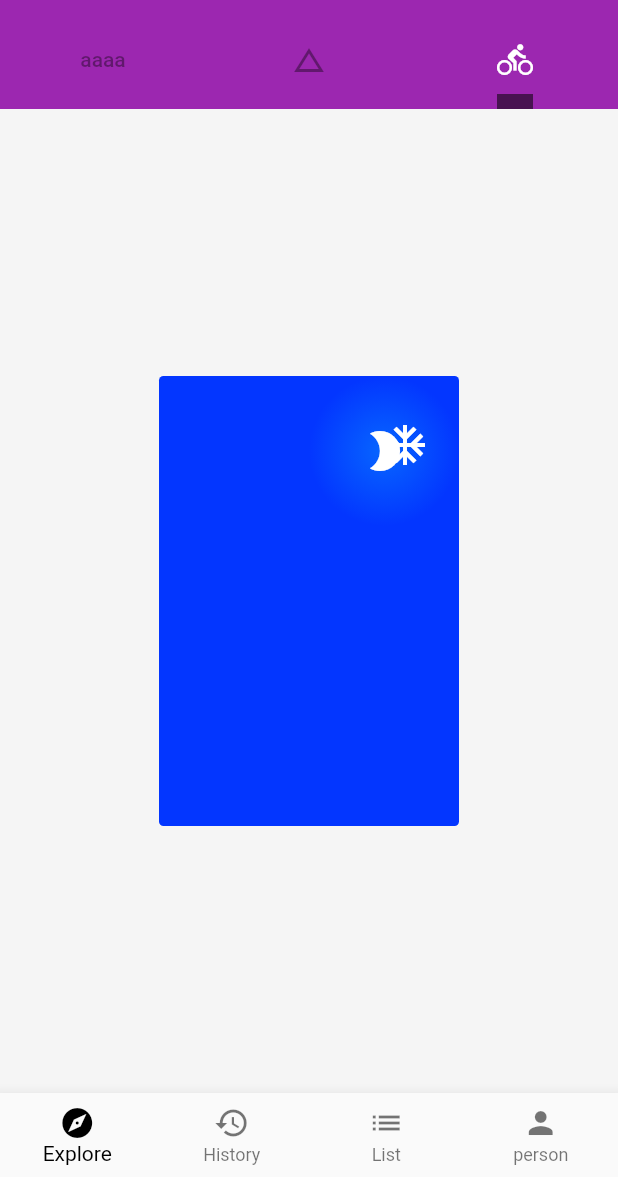
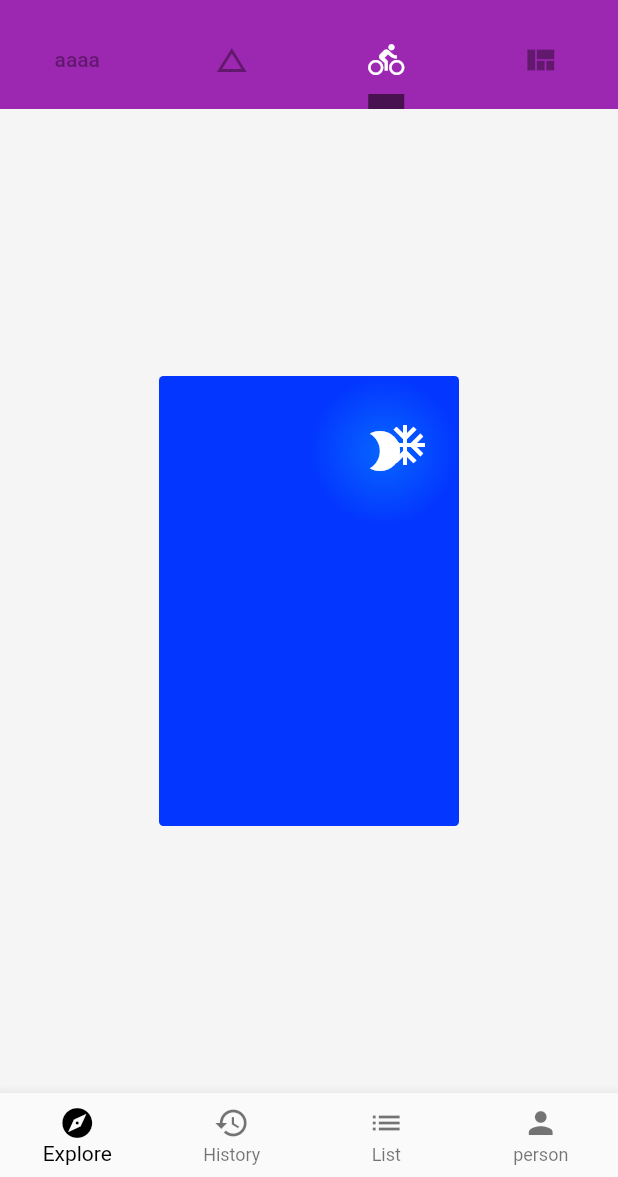
Before and after one commit to xiaofeixiaflyingOC/FlutterDemo, a Flutter app: the screen it shows after launch, tab 3 chosen, on a phone screen of 412 x 824 dp, the part 59-1236 px from its top. Run offline on Flutter 3.47's test engine with Material 2 defaults, Android fonts, the phone set to English and light mode, and no system bars; network calls fail.

Commit message:
no message

```diff
--- a/FlutterNavite/Flutter/flutter_module/lib/main.dart
+++ b/FlutterNavite/Flutter/flutter_module/lib/main.dart
@@ -4,7 +4,7 @@ import 'botton_navigation_bar_demo.dart';
 import 'model/listview_demo_dart.dart';
 import 'basecontrol_demo.dart';
 import 'layout_demo_dart.dart';
-
+import 'view_deom_dart.dart';
 void main() => runApp(App());
 
 class App extends StatelessWidget {
@@ -25,7 +25,7 @@ class Home extends StatelessWidget {
   @override
   Widget build(BuildContext context) {
     return DefaultTabController(
-        length: 3,
+        length: 4,
         child: Scaffold(
           drawer: DrawerDemo(),
           bottomNavigationBar: BottomNavigationBarDemo(),
@@ -51,6 +51,7 @@ class Home extends StatelessWidget {
                 ),
                 Tab(icon: Icon(Icons.change_history)),
                 Tab(icon: Icon(Icons.directions_bike)),
+                Tab(icon: Icon(Icons.view_quilt))
               ],
             ),
           ),
@@ -59,6 +60,7 @@ class Home extends StatelessWidget {
               ListViewDemo(),
               BaseControl(),
               LayoutDemo(),
+              ViewDemo(),
             ],
           ),
         ));
```
Also changed, not shown: FlutterNavite/Flutter/flutter_module/lib/view_deom_dart.dart (added, +127 -0 lines).
